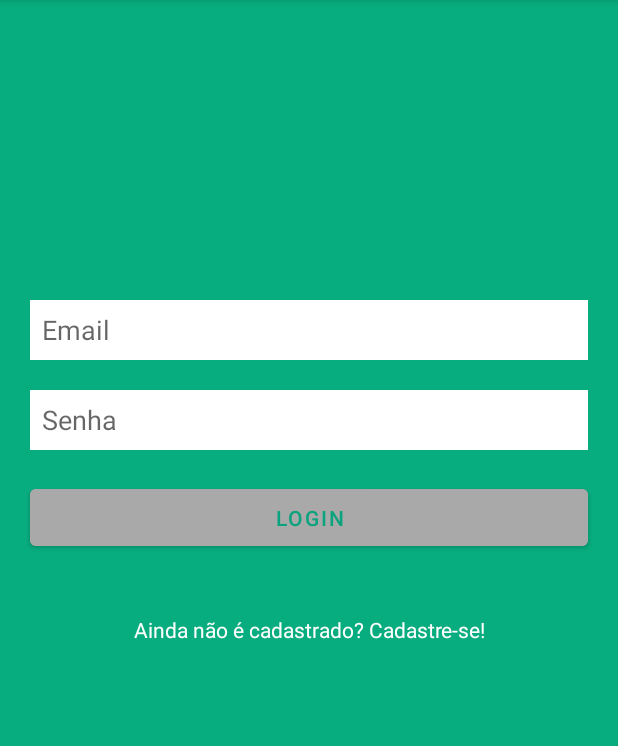
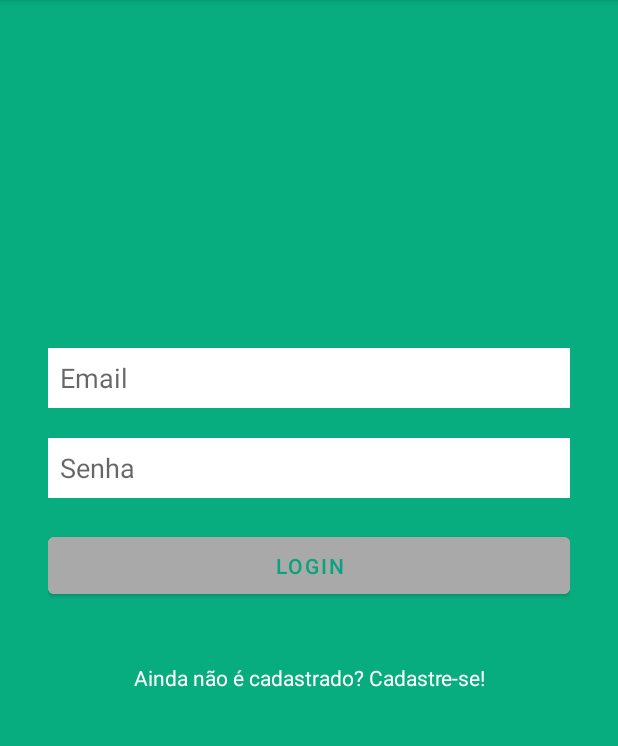
Before and after one commit to FalkionTheCorgi/FormExample, an Android app: the screen it shows after launch (MainActivity), on a phone screen of 412 x 824 dp, the part 84-830 px from its top. Run offline under Robolectric (Android 15) with nearby library versions, the phone set to English and light mode, and no system bars.

Commit message:
add padding and remove margin

```diff
--- a/app/src/main/res/layout/activity_main.xml
+++ b/app/src/main/res/layout/activity_main.xml
@@ -6,6 +6,7 @@
     android:background="@color/background"
     android:layout_width="match_parent"
     android:layout_height="match_parent"
+    android:padding="32dp"
     tools:context=".MainActivity">
 
     <EditText
@@ -14,8 +15,6 @@
         android:layout_height="40dp"
         android:background="#fff"
         android:hint="Email"
-        android:layout_marginLeft="20dp"
-        android:layout_marginRight="20dp"
         android:layout_marginTop="200dp"
         android:padding="8dp"/>
     <EditText
@@ -26,8 +25,6 @@
         android:layout_below="@+id/email"
         android:hint="Senha"
         android:layout_marginTop="20dp"
-        android:layout_marginLeft="20dp"
-        android:layout_marginRight="20dp"
         android:padding="8dp"/>
     <Button
         android:id="@+id/button_login"
@@ -35,8 +32,6 @@
         android:layout_height="50dp"
         android:layout_below="@+id/senha"
         android:layout_marginTop="20dp"
-        android:layout_marginLeft="20dp"
-        android:layout_marginRight="20dp"
         android:backgroundTint="@color/button_form"
         android:text="LOGIN"
         android:textColor="@color/button_txt"/>
```
